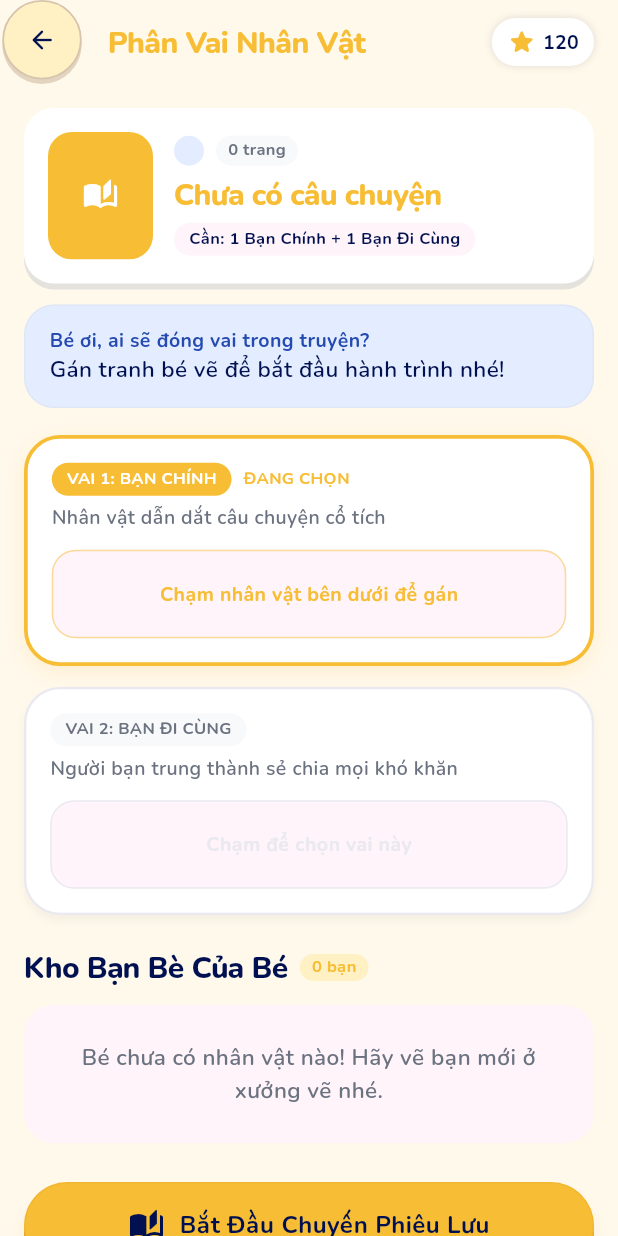
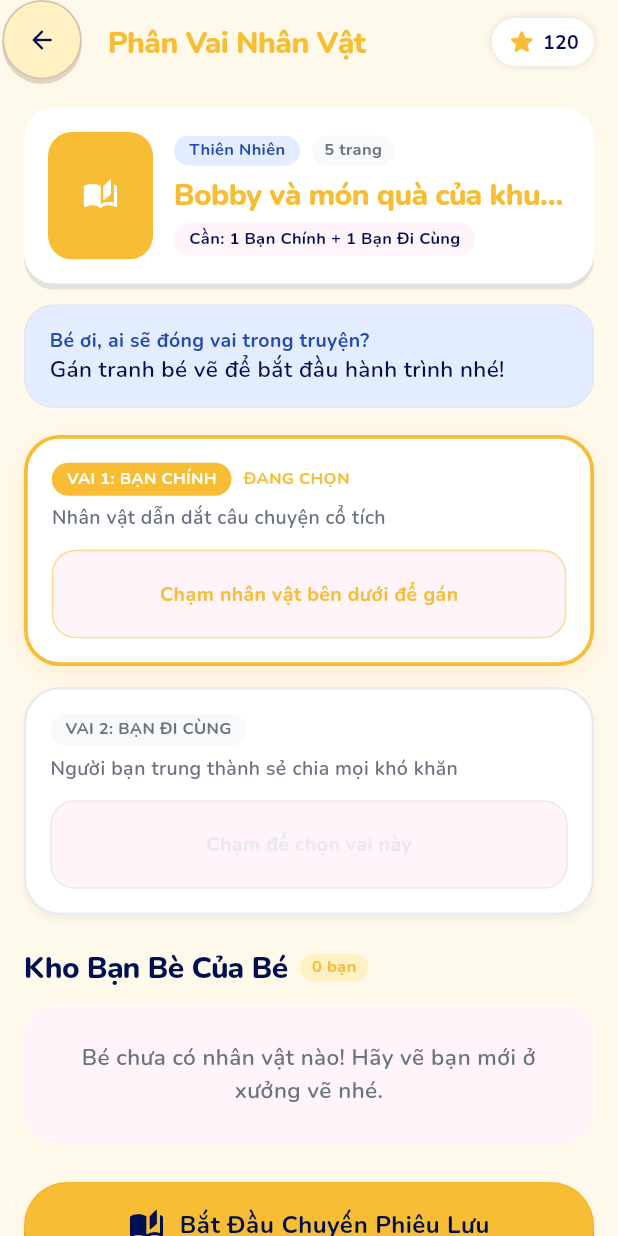
Before and after one commit to thanhduy2307/Mobile_App_SketchTale, a Flutter app: the RoleAssignmentScreen screen opened directly with empty values, on a phone screen of 412 x 824 dp. Run offline on Flutter 3.47's test engine with Material 3 defaults, Android fonts, the phone set to English and light mode, and no system bars; our stand-ins replace audioplayers, flutter_dotenv, google_fonts, shared_preferences; accounts and stored records are empty; network calls fail.

Commit message:
feat(mobile): synchronize StoryRoleTemplate endpoints with backend specification and optimize story loading

```diff
--- a/lib/models/models.dart
+++ b/lib/models/models.dart
@@ -504,12 +504,19 @@ class EducationTheme {
   });
 
   factory EducationTheme.fromJson(Map<String, dynamic> json) {
+    final viName = json['nameVi']?.toString() ?? json['NameVi']?.toString();
+    final enName = json['nameEn']?.toString() ?? json['NameEn']?.toString();
+    final fallbackName = json['name']?.toString() ?? json['Name']?.toString() ?? 'Chủ đề';
+    final resolvedName = (viName != null && viName.isNotEmpty)
+        ? viName
+        : ((enName != null && enName.isNotEmpty) ? enName : fallbackName);
+
     return EducationTheme(
-      id: json['id'] as String? ?? '',
-      name: json['name'] as String? ?? '',
-      description: json['description'] as String? ?? '',
-      status: json['status'] as int?,
-      createdAt: json['createdAt'] as String?,
+      id: json['id'] as String? ?? json['Id'] as String? ?? '',
+      name: resolvedName,
+      description: json['description'] as String? ?? json['Description'] as String? ?? '',
+      status: json['status'] as int? ?? json['Status'] as int?,
+      createdAt: json['createdAt'] as String? ?? json['CreatedAt'] as String?,
     );
   }
 
@@ -708,8 +715,77 @@ class StoryTemplate {
         );
       }).toList();
       storyPages.sort((a, b) => a.pageNumber.compareTo(b.pageNumber));
+    } else if (id == '21a89526-20b1-471b-bce0-bc23c4fb7418' || title.toLowerCase().contains('bobby')) {
+      storyPages = [
+        StoryPage(
+          id: 'b9e0a450-f357-48b5-a27d-b31ce11df38d',
+          pageNumber: 1,
+          imageUrl: fullCoverUrl,
+          textContent: 'Bobby và những người bạn bước vào khu vườn kỳ diệu...',
+          englishSubtitle: 'Bobby steps into the magical garden...',
+          chapterTitle: 'Trang 1: $title',
+          narratorName: 'Chú Gấu Pô',
+          slots: const [
+            CharacterSlotTemplate(
+              id: 'bobby-slot-1',
+              storyPageId: 'b9e0a450-f357-48b5-a27d-b31ce11df38d',
+              posX: 67.0,
+              posY: 60.0,
+              scale: 1.05,
+            ),
+          ],
+        ),
+        StoryPage(
+          id: 'p2-$id',
+          pageNumber: 2,
+          imageUrl: fullCoverUrl,
+          textContent: 'Bobby cùng bạn nhỏ tưới nước cho mầm cây xinh xắn...',
+          englishSubtitle: 'Bobby waters the lovely seedling...',
+          chapterTitle: 'Trang 2: $title',
+          narratorName: 'Chú Gấu Pô',
+        ),
+        StoryPage(
+          id: '8151605a-1d43-4d7b-9a51-71abd97f04f0',
+          pageNumber: 3,
+          imageUrl: fullCoverUrl,
+          textContent: 'Bobby nhìn thấy những bông hoa rực rỡ hé nở...',
+          englishSubtitle: 'Bobby sees the colorful flowers blooming...',
+          chapterTitle: 'Trang 3: $title',
+          narratorName: 'Chú Gấu Pô',
+        ),
+        StoryPage(
+          id: '782a765f-c333-417b-8b41-0addce91ff07',
+          pageNumber: 4,
+          imageUrl: fullCoverUrl,
+          textContent: 'Bobby nhận ra món quà quý giá chính là tình yêu thiên nhiên...',
+          englishSubtitle: 'Bobby realizes the gift is love for nature...',
+          chapterTitle: 'Trang 4: $title',
+          narratorName: 'Chú Gấu Pô',
+        ),
+        StoryPage(
+          id: 'p5-$id',
+          pageNumber: 5,
+          imageUrl: fullCoverUrl,
+          textContent: 'Bobby mỉm cười và chia sẻ niềm vui cùng bạn bè...',
+          englishSubtitle: 'Bobby smiles and shares joy with friends...',
+          chapterTitle: 'Trang 5: $title',
+          narratorName: 'Chú Gấu Pô',
+        ),
+      ];
     } else {
-      storyPages = const <StoryPage>[];
+      final total = (totalPageNumbers > 0) ? totalPageNumbers : 3;
+      storyPages = List.generate(total, (i) {
+        final pageNum = i + 1;
+        return StoryPage(
+          id: '$id-fallback-page-$pageNum',
+          pageNumber: pageNum,
+          imageUrl: fullCoverUrl,
+          textContent: 'Trang $pageNum: Câu chuyện $title đang mở ra hành trình kỳ diệu dành cho bé.',
+          englishSubtitle: 'Page $pageNum: A wonderful journey begins for you.',
+          chapterTitle: 'Trang $pageNum: $title',
+          narratorName: 'Chú Gấu Pô',
+        );
+      });
     }
 
     return Story(
--- a/lib/services/story_service.dart
+++ b/lib/services/story_service.dart
@@ -274,10 +274,53 @@ class StoryService {
   }
 
   // ==========================================
-  // STORY ROLE TEMPLATE (Child Role: Actived Roles Only)
+  // STORY ROLE TEMPLATE (Child Role & Content Manager)
   // ==========================================
-  /// 5. GET /api/story-template/{storyId}/roles
-  /// Lấy tất cả roles actived của story (Authorize Role Child)
+  /// 1. GET /api/story-template/{storyId}/all-roles
+  /// Lấy tất cả roles của story (Authorize Role CM)
+  static Future<List<StoryRoleTemplate>> fetchAllStoryRoles(
+    String storyId, {
+    String? token,
+  }) async {
+    if (!AppConfig.isValidUuid(storyId)) return const [];
+
+    final url = Uri.parse(AppConfig.storyAllRolesUrl(storyId));
+    final headers = <String, String>{
+      'Accept': 'application/json',
+    };
+    if (token != null && token.isNotEmpty) {
+      headers['Authorization'] = 'Bearer $token';
+    }
+
+    try {
+      if (kDebugMode) {
+        debugPrint('[StoryService] GET $url');
+      }
+
+      final response = await _client.get(url, headers: headers).timeout(
+            const Duration(seconds: 15),
+          );
+
+      if (response.statusCode >= 200 && response.statusCode < 300) {
+        final decoded = jsonDecode(response.body);
+        if (decoded is List) {
+          return decoded
+              .whereType<Map<String, dynamic>>()
+              .map((item) => StoryRoleTemplate.fromJson(item))
+              .toList();
+        }
+      }
+    } catch (e) {
+      if (kDebugMode) {
+        debugPrint('[StoryService] Error fetching all roles for $storyId: $e');
+      }
+    }
+
+    return const [];
+  }
+
+  /// 2. GET /api/story-template/{storyId}/roles
+  /// Lấy tất cả roles actived của story (Authorize)
   static Future<List<StoryRoleTemplate>> fetchStoryRoles(
     String storyId, {
     String? token,
@@ -325,8 +368,8 @@ class StoryService {
     return const [];
   }
 
-  /// 6. GET /api/role/{id}
-  /// Lấy role bằng Id (Authorize Role Child)
+  /// 3. GET /api/role/{id}
+  /// Lấy role bằng Id
   static Future<StoryRoleTemplate?> fetchRoleById(
     String id, {
     String? token,
@@ -361,6 +404,126 @@ class StoryService {
     return null;
   }
 
+  /// 4. POST /api/story-template/{storyId}/role
+  /// Tạo mới một role (Authorize Role CM)
+  static Future<StoryRoleTemplate?> createStoryRole({
+    required String storyId,
+    required String roleName,
+    required StoryRoleType storyRoleType,
+    String? description,
+    bool allowCustomCharacter = true,
+    bool requiresParentApproval = false,
+    String? defaultAssetUrl,
+    String? token,
+  }) async {
+    if (!AppConfig.isValidUuid(storyId)) return null;
+
+    final url = Uri.parse(AppConfig.storyCreateRoleUrl(storyId));
+    try {
+      final request = http.MultipartRequest('POST', url);
+      if (token != null && token.isNotEmpty) {
+        request.headers['Authorization'] = 'Bearer $token';
+      }
+      request.fields['RoleName'] = roleName;
+      request.fields['StoryRoleType'] = storyRoleType.index.toString();
+      if (description != null && description.isNotEmpty) {
+        request.fields['Description'] = description;
+      }
+      request.fields['AllowCustomCharacter'] = allowCustomCharacter.toString();
+      request.fields['RequiresParentApproval'] = requiresParentApproval.toString();
+      if (defaultAssetUrl != null && defaultAssetUrl.isNotEmpty) {
+        request.fields['DefaultAssetUrl'] = defaultAssetUrl;
+      }
+
+      final streamedResponse = await request.send().timeout(const Duration(seconds: 20));
+      final response = await http.Response.fromStream(streamedResponse);
+
+      if (response.statusCode >= 200 && response.statusCode < 300) {
+        final decoded = jsonDecode(response.body);
+        if (decoded is Map<String, dynamic>) {
+          return StoryRoleTemplate.fromJson(decoded);
+        }
+      }
+    } catch (e) {
+      if (kDebugMode) {
+        debugPrint('[StoryService] Error createStoryRole for story $storyId: $e');
+      }
+    }
+    return null;
+  }
+
+  /// 5. PUT /api/story-role/{id}
+  /// Update thông tin của role (Authorize Role CM)
+  static Future<bool> updateStoryRole({
+    required String roleId,
+    required String roleName,
+    required StoryRoleType storyRoleType,
+    String? description,
+    bool allowCustomCharacter = true,
+    bool requiresParentApproval = false,
+    String? defaultAssetUrl,
+    String? token,
+  }) async {
+    if (!AppConfig.isValidUuid(roleId)) return false;
+
+    final url = Uri.parse(AppConfig.storyUpdateRoleUrl(roleId));
+    try {
+      final request = http.MultipartRequest('PUT', url);
+      if (token != null && token.isNotEmpty) {
+        request.headers['Authorization'] = 'Bearer $token';
+      }
+      request.fields['RoleName'] = roleName;
+      request.fields['StoryRoleType'] = storyRoleType.index.toString();
+      if (description != null && description.isNotEmpty) {
+        request.fields['Description'] = description;
+      }
+      request.fields['AllowCustomCharacter'] = allowCustomCharacter.toString();
+      request.fields['RequiresParentApproval'] = requiresParentApproval.toString();
+      if (defaultAssetUrl != null && defaultAssetUrl.isNotEmpty) {
+        request.fields['DefaultAssetUrl'] = defaultAssetUrl;
+      }
+
+      final streamedResponse = await request.send().timeout(const Duration(seconds: 20));
+      final response = await http.Response.fromStream(streamedResponse);
+
+      return response.statusCode >= 200 && response.statusCode < 300;
+    } catch (e) {
+      if (kDebugMode) {
+        debugPrint('[StoryService] Error updateStoryRole $roleId: $e');
+      }
+      return false;
+    }
+  }
+
+  /// 6. DELETE /api/story-role/{id}
+  /// Chuyển trạng thái actived -> inactived / soft delete (Authorize Role CM)
+  static Future<bool> deleteStoryRole(
+    String roleId, {
+    String? token,
+  }) async {
+    if (!AppConfig.isValidUuid(roleId)) return false;
+
+    final url = Uri.parse(AppConfig.storyDeleteRoleUrl(roleId));
+    final headers = <String, String>{
+      'Accept': 'application/json',
+    };
+    if (token != null && token.isNotEmpty) {
+      headers['Authorization'] = 'Bearer $token';
+    }
+
+    try {
+      final response = await _client.delete(url, headers: headers).timeout(
+            const Duration(seconds: 15),
+          );
+      return response.statusCode >= 200 && response.statusCode < 300;
+    } catch (e) {
+      if (kDebugMode) {
+        debugPrint('[StoryService] Error deleteStoryRole $roleId: $e');
+      }
+      return false;
+    }
+  }
+
   // ==========================================
   // COMBINED ORCHESTRATION FOR HOME & LIBRARY
   // ==========================================
@@ -393,6 +556,26 @@ class StoryService {
         return a.title.compareTo(b.title);
       });
 
+      if (templates.isEmpty) {
+        final fallbackTheme = themes.isNotEmpty
+            ? themes.first
+            : const EducationTheme(
+                id: 'theme-nature',
+                name: 'Thiên Nhiên',
+                description: 'Bảo vệ thiên nhiên kỳ thú',
+              );
+        final defaultThemes = themes.isNotEmpty ? themes : [fallbackTheme];
+        templates = defaultStoryTemplates.map((t) {
+          return t.copyWith(educationTheme: fallbackTheme);
+        }).toList();
+
+        return StoryDataResult(
+          themes: defaultThemes,
+          templates: templates,
+          isSuccess: true,
+        );
+      }
+
       if (kDebugMode) {
         debugPrint('[StoryService] Loaded ${templates.length} story templates sorted by ageGroup:');
         for (final t in templates) {
@@ -409,10 +592,15 @@ class StoryService {
       if (kDebugMode) {
         debugPrint('[StoryService] fetchStoriesSortedByAgeGroup error: $e');
       }
+      const fallbackTheme = EducationTheme(
+        id: 'theme-nature',
+        name: 'Thiên Nhiên',
+        description: 'Bảo vệ thiên nhiên kỳ thú',
+      );
       return StoryDataResult(
-        themes: const [],
-        templates: const [],
-        isSuccess: false,
+        themes: const [fallbackTheme],
+        templates: defaultStoryTemplates.map((t) => t.copyWith(educationTheme: fallbackTheme)).toList(),
+        isSuccess: true,
         errorMessage: e.toString(),
       );
     }
@@ -468,4 +656,139 @@ class StoryService {
     }
     return const [];
   }
+
+  // ==========================================
+  // STATIC MOCK / DEFAULT FALLBACK HELPERS
+  // ==========================================
+  /// Default role templates fallback
+  static List<StoryRoleTemplate> getDefaultRolesForStory(
+    String storyId, {
+    String? storyTitle,
+  }) {
+    return [
+      StoryRoleTemplate(
+        id: '11911ece-1f1e-4134-8c27-978f24623c4a',
+        storyTemplateId: storyId,
+        storyRoleType: StoryRoleType.mainCharacter,
+        roleName: 'Nhân Vật Chính',
+        description: 'Nhân vật chính dũng cảm',
+        allowCustomCharacter: true,
+        requiresParentApproval: false,
+        status: 1,
+      ),
+      StoryRoleTemplate(
+        id: '22911ece-1f1e-4134-8c27-978f24623c4b',
+        storyTemplateId: storyId,
+        storyRoleType: StoryRoleType.companion,
+        roleName: 'Bạn Đồng Hành',
+        description: 'Người bạn đồng hành dễ thương',
+        allowCustomCharacter: true,
+        requiresParentApproval: false,
+        status: 1,
+      ),
+    ];
+  }
+
+  /// Default slot templates fallback for page
+  static List<CharacterSlotTemplate> getDefaultSlotsForPage(
+    String pageId, {
+    int? pageNumber,
+    String? storyId,
+    String? storyTitle,
+  }) {
+    if (pageNumber == 3) {
+      return [
+        CharacterSlotTemplate(
+          id: pageId.isNotEmpty ? pageId : 'slot-p3',
+          storyPageId: pageId,
+          storyRoleTemplateId: '11911ece-1f1e-4134-8c27-978f24623c4a',
+          posX: 28.0,
+          posY: 60.0,
+          scale: 1.0,
+        ),
+      ];
+    } else if (pageNumber == 4) {
+      return [
+        CharacterSlotTemplate(
+          id: pageId.isNotEmpty ? pageId : 'slot-p4',
+          storyPageId: pageId,
+          storyRoleTemplateId: '11911ece-1f1e-4134-8c27-978f24623c4a',
+          posX: 68.0,
+          posY: 60.0,
+          scale: 1.0,
+        ),
+      ];
+    }
+    return [
+      CharacterSlotTemplate(
+        id: 'bobby-slot-1',
+        storyPageId: pageId,
+        storyRoleTemplateId: '11911ece-1f1e-4134-8c27-978f24623c4a',
+        posX: 67.0,
+        posY: 60.0,
+        scale: 1.05,
+      ),
+    ];
+  }
+
+  /// Default pages for a story template fallback
+  static List<StoryTemplatePage> getDefaultPagesForStory(String storyId) {
+    return [
+      StoryTemplatePage(
+        id: 'b9e0a450-f357-48b5-a27d-b31ce11df38d',
+        storyTemplateId: storyId,
+        pageNumber: 1,
+        imageUrl: 'https://res.cloudinary.com/page1.jpg',
+        rawText: 'Bobby bước vào khu vườn kỳ diệu...',
+        slots: getDefaultSlotsForPage('b9e0a450-f357-48b5-a27d-b31ce11df38d', pageNumber: 1, storyId: storyId),
+      ),
+      StoryTemplatePage(
+        id: 'page-2-$storyId',
+        storyTemplateId: storyId,
+        pageNumber: 2,
+        imageUrl: 'https://res.cloudinary.com/page2.jpg',
+        rawText: 'Bobby chăm sóc cho những khóm hoa xinh đẹp...',
+        slots: const [],
+      ),
+      StoryTemplatePage(
+        id: '8151605a-1d43-4d7b-9a51-71abd97f04f0',
+        storyTemplateId: storyId,
+        pageNumber: 3,
+        imageUrl: 'https://res.cloudinary.com/page3.jpg',
+        rawText: 'Bobby cùng bạn nhỏ ngắm nhìn khu vườn rực rỡ...',
+        slots: getDefaultSlotsForPage('8151605a-1d43-4d7b-9a51-71abd97f04f0', pageNumber: 3, storyId: storyId),
+      ),
+      StoryTemplatePage(
+        id: '782a765f-c333-417b-8b41-0addce91ff07',
+        storyTemplateId: storyId,
+        pageNumber: 4,
+        imageUrl: 'https://res.cloudinary.com/page4.jpg',
+        rawText: 'Bobby học được bài học về tình yêu cây cỏ...',
+        slots: getDefaultSlotsForPage('782a765f-c333-417b-8b41-0addce91ff07', pageNumber: 4, storyId: storyId),
+      ),
+      StoryTemplatePage(
+        id: 'page-5-$storyId',
+        storyTemplateId: storyId,
+        pageNumber: 5,
+        imageUrl: 'https://res.cloudinary.com/page5.jpg',
+        rawText: 'Bobby và món quà của khu vườn đong đầy niềm vui...',
+        slots: const [],
+      ),
+    ];
+  }
+
+  /// Default story templates list
+  static List<StoryTemplate> get defaultStoryTemplates => [
+        StoryTemplate(
+          id: '21a89526-20b1-471b-bce0-bc23c4fb7418',
+          educationThemeId: 'theme-nature',
+          title: 'Bobby và món quà của khu vườn',
+          description: 'Qua năm trang truyện sinh động, bé học được tình yêu thiên nhiên.',
+          ageGroup: 0,
+          coverImageUrl: 'https://res.cloudinary.com/cover.jpg',
+          totalPageNumbers: 5,
+          status: 2,
+          pages: getDefaultPagesForStory('21a89526-20b1-471b-bce0-bc23c4fb7418'),
+        ),
+      ];
 }
--- a/lib/utils/app_config.dart
+++ b/lib/utils/app_config.dart
@@ -143,13 +143,30 @@ class AppConfig {
   static String storySlotUrl(String slotId) => '$baseUrl/api/story-slots/$slotId';
 
   // ==========================================
-  // STORY ROLE TEMPLATE SWAGGER ENDPOINTS (Child Role: Actived Roles Only)
+  // STORY ROLE TEMPLATE SWAGGER ENDPOINTS (Child Role & Content Manager)
   // ==========================================
-  /// 1. GET /api/story-template/{storyId}/roles (Lấy tất cả roles actived của story - Authorize Role Child)
-  static String storyRolesUrl(String storyId) => '$baseUrl/api/story-template/$storyId/roles';
+  /// 1. GET /api/story-template/{storyId}/all-roles (Lấy tất cả roles - Authorize Role CM)
+  static String storyAllRolesUrl(String storyId) =>
+      '$baseUrl/api/story-template/$storyId/all-roles';
 
-  /// 2. GET /api/role/{id} (Lấy role bằng Id - Authorize Role Child)
+  /// 2. GET /api/story-template/{storyId}/roles (Lấy tất cả roles actived của story - Authorize)
+  static String storyRolesUrl(String storyId) =>
+      '$baseUrl/api/story-template/$storyId/roles';
+
+  /// 3. GET /api/role/{id} (Lấy role bằng Id)
   static String storyRoleUrl(String id) => '$baseUrl/api/role/$id';
+
+  /// 4. POST /api/story-template/{storyId}/role (Tạo mới một role - Authorize Role CM)
+  static String storyCreateRoleUrl(String storyId) =>
+      '$baseUrl/api/story-template/$storyId/role';
+
+  /// 5. PUT /api/story-role/{id} (Update thông tin của role - Authorize Role CM)
+  static String storyUpdateRoleUrl(String id) =>
+      '$baseUrl/api/story-role/$id';
+
+  /// 6. DELETE /api/story-role/{id} (Chuyển trạng thái actived -> inactived / soft delete - Authorize Role CM)
+  static String storyDeleteRoleUrl(String id) =>
+      '$baseUrl/api/story-role/$id';
 
   // ==========================================
   // CHILD PROFILE SWAGGER ENDPOINTS (Child View-Only)
```
Also changed, not shown: lib/screens/story_player/story_player_controller.dart (+16 -6 lines), 2 other files.
